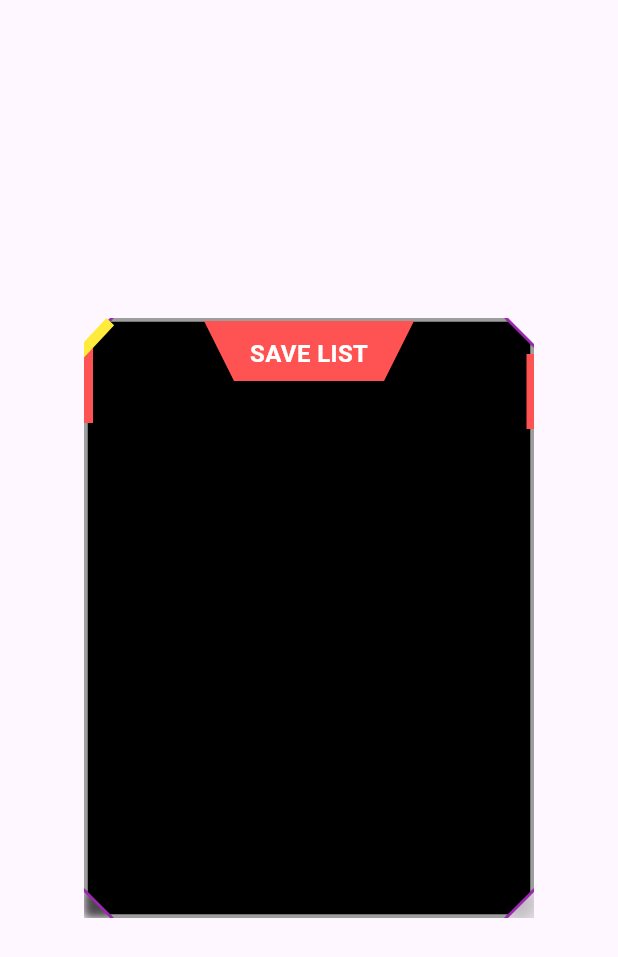
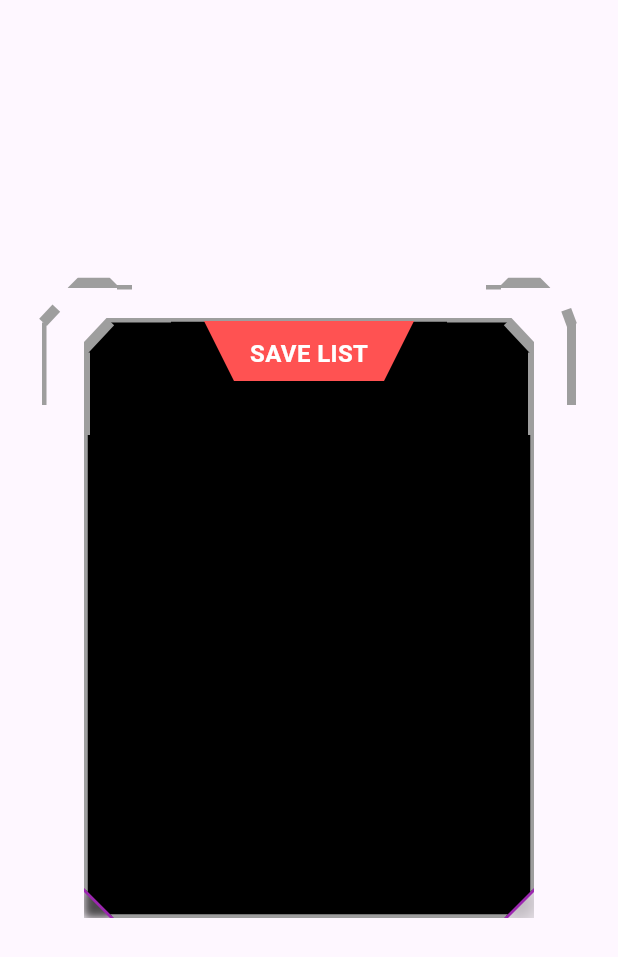
Before and after one commit to aankitasoni/GT_Task1, a Flutter app: the screen it shows after launch, on a phone screen of 412 x 824 dp. Shown: the top 957 px of the screen. Run offline on Flutter 3.47's test engine with Material 3 defaults, Android fonts, the phone set to English and light mode, and no system bars.

Commit message:
updated ui

```diff
--- a/lib/screens/task_one.dart
+++ b/lib/screens/task_one.dart
@@ -6,7 +6,95 @@ class TaskOne extends StatelessWidget {
   @override
   Widget build(BuildContext context) {
     return Scaffold(
-      body: Center(
+      body: Stack(
+        children: [
+          Positioned(
+            top: 215,
+            left: 28,
+            child: Container(
+              width: 3,
+              height: 55,
+              color: Colors.grey,
+            ),
+          ),
+          Positioned(
+            top: 185,
+            left: 45,
+            child: ClipPath(
+              clipper: OppositeTrapeziumClipper(),
+              child: Container(
+                width: 35,
+                height: 7,
+                color: Colors.grey,
+              ),
+            ),
+          ),
+          Positioned(
+            top: 190,
+            left: 78,
+            child: Container(
+              width: 10,
+              height: 3,
+              color: Colors.grey,
+            ),
+          ),
+          Positioned(
+            top: 190,
+            right: 78,
+            child: Container(
+              width: 10,
+              height: 3,
+              color: Colors.grey,
+            ),
+          ),
+          Positioned(
+            top: 185,
+            right: 45,
+            child: ClipPath(
+              clipper: OppositeTrapeziumClipper(),
+              child: Container(
+                width: 35,
+                height: 7,
+                color: Colors.grey,
+              ),
+            ),
+          ),
+          Positioned(
+            top: 203,
+            left: 35,
+            child: Transform(
+              transform: Matrix4.rotationZ(0.7527),
+              alignment: Alignment.topLeft,
+              child: Container(
+                width: 7,
+                height: 13,
+                color: Colors.grey,
+              ),
+            ),
+          ),
+          Positioned(
+            top: 218,
+            right: 34,
+            child: Transform(
+              transform: Matrix4.rotationZ(90 + 0.7527),
+              alignment: Alignment.topRight,
+              child: Container(
+                width: 7,
+                height: 11,
+                color: Colors.grey,
+              ),
+            ),
+          ),
+          Positioned(
+            top: 215,
+            right: 28,
+            child: Container(
+              width: 6,
+              height: 55,
+              color: Colors.grey,
+            ),
+          ),
+          Center(
             child: Stack(
               alignment: Alignment.topCenter,
               children: [
@@ -35,12 +123,39 @@ class TaskOne extends StatelessWidget {
                   ),
                 ),
                 Positioned(
-              top: 20,
+                  top: 23,
                   left: -20,
                   child: Container(
-                width: 26,
-                height: 50,
-                color: Colors.redAccent,
+                    width: 24,
+                    height: 55,
+                    color: Colors.grey,
+                  ),
+                ),
+                Positioned(
+                  top: 0,
+                  left: 15,
+                  child: Container(
+                    width: 43,
+                    height: 3,
+                    color: Colors.grey,
+                  ),
+                ),
+                Positioned(
+                  top: 0,
+                  right: 15,
+                  child: Container(
+                    width: 43,
+                    height: 3,
+                    color: Colors.grey,
+                  ),
+                ),
+                Positioned(
+                  top: 23,
+                  right: -20,
+                  child: Container(
+                    width: 24,
+                    height: 55,
+                    color: Colors.grey,
                   ),
                 ),
                 Positioned(
@@ -52,17 +167,21 @@ class TaskOne extends StatelessWidget {
                     child: Container(
                       width: 7,
                       height: 35,
-                  color: Colors.yellow,
+                      color: Colors.grey,
                     ),
                   ),
                 ),
                 Positioned(
-              top: 24,
-              right: -20,
+                  top: 0,
+                  right: 15,
+                  child: Transform(
+                    transform: Matrix4.rotationZ(-0.7527),
+                    alignment: Alignment.topRight,
                     child: Container(
-                width: 25,
-                height: 50,
-                color: Colors.redAccent,
+                      width: 7,
+                      height: 35,
+                      color: Colors.grey,
+                    ),
                   ),
                 ),
                 Positioned(
@@ -91,6 +210,8 @@ class TaskOne extends StatelessWidget {
                 ),
               ],
             ),
+          ),
+        ],
       ),
     );
   }
@@ -201,3 +322,23 @@ class SaveListClipper extends CustomClipper<Path> {
     return false;
   }
 }
+
+class OppositeTrapeziumClipper extends CustomClipper<Path> {
+  @override
+  Path getClip(Size size) {
+    var path = Path();
+
+    path.moveTo(0, size.height);
+    path.lineTo(size.width * 0.2, 0);
+    path.lineTo(size.width * 0.8, 0);
+    path.lineTo(size.width, size.height);
+    path.close();
+
+    return path;
+  }
+
+  @override
+  bool shouldReclip(CustomClipper<Path> oldClipper) {
+    return false;
+  }
+}
```
Lines whose indentation alone changed are shown as unchanged.
